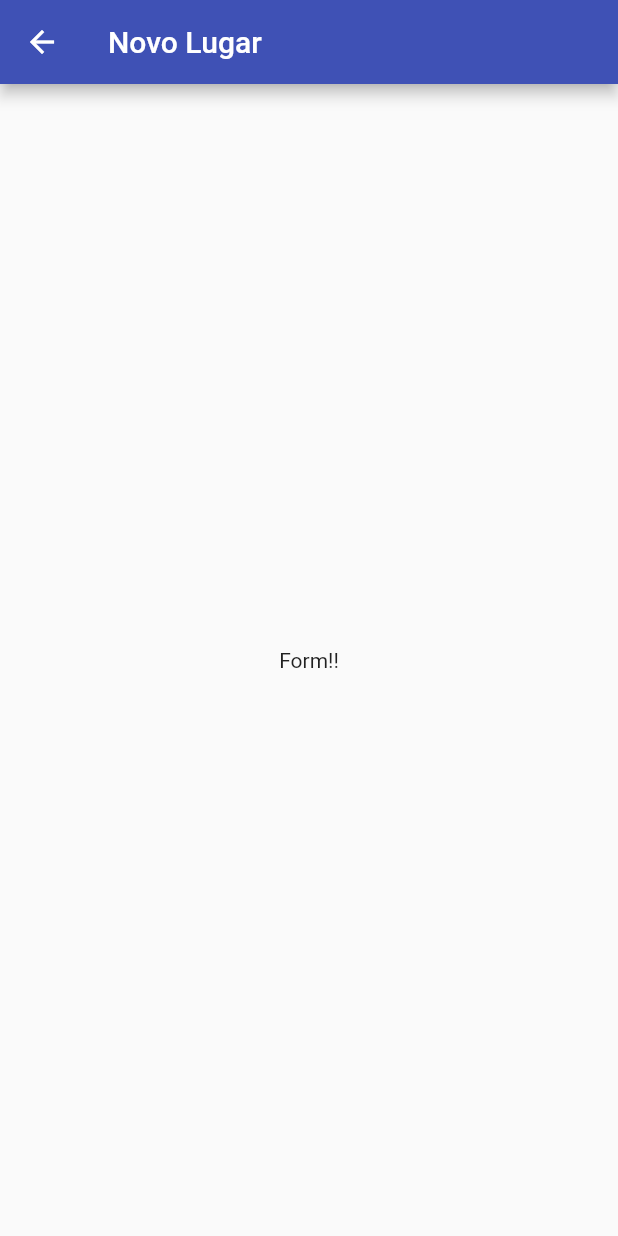
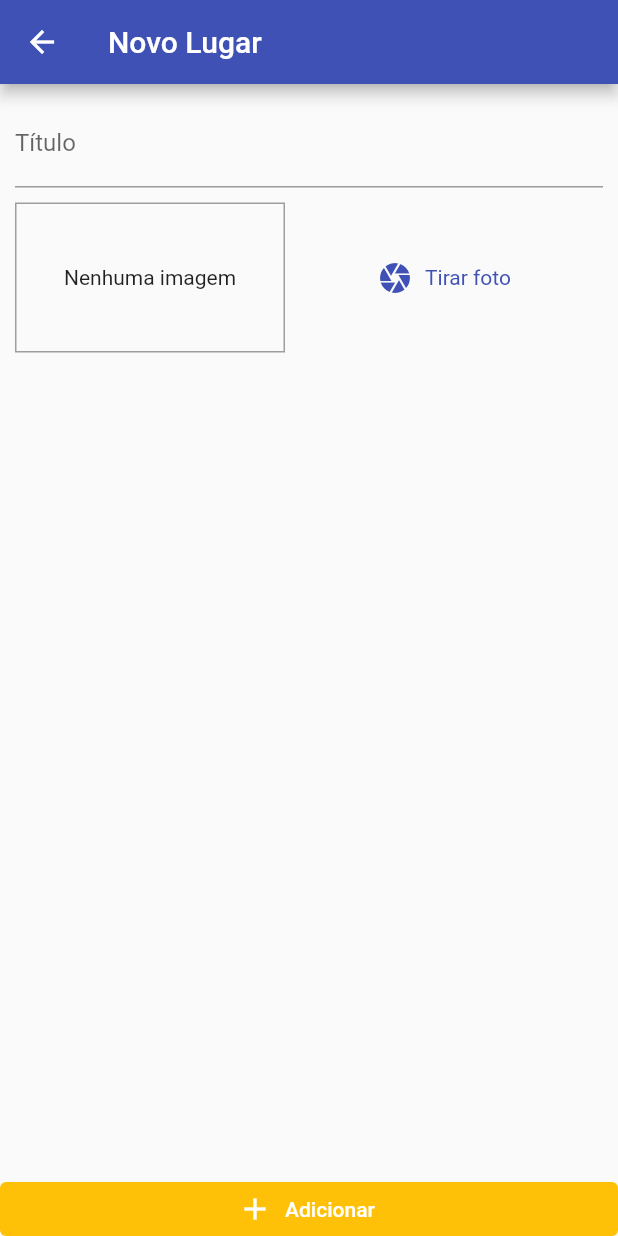
Before and after one commit to IagoMesquita/flutter-recursos-nativos, a Flutter app: the PlaceFormScreen screen opened by its route, on a phone screen of 412 x 824 dp. Run offline on Flutter 3.47's test engine with Material 2 defaults, Android fonts, the phone set to English and light mode, and no system bars.

Commit message:
feat: form image

```diff
--- a/lib/screens/place_form_screen.dart
+++ b/lib/screens/place_form_screen.dart
@@ -1,4 +1,5 @@
 import 'package:flutter/material.dart';
+import 'package:recusos_nativos/widgets/image_input.dart';
 
 class PlaceFormScreen extends StatefulWidget {
   const PlaceFormScreen({super.key});
@@ -8,14 +9,49 @@
 }
 
 class _PlaceFormScreenState extends State<PlaceFormScreen> {
+  final _titleController = TextEditingController();
+
+  void _submitForm() {}
+
   @override
   Widget build(BuildContext context) {
     return Scaffold(
       appBar: AppBar(
         title: const Text('Novo Lugar'),
       ),
-      body: const Center(
-        child: Text('Form!!'),
+      body: Column(
+        crossAxisAlignment: CrossAxisAlignment.stretch,
+        children: [
+          Expanded(
+            child: SingleChildScrollView(
+              child: Padding(
+                padding: const EdgeInsets.all(10),
+                child: Column(
+                  children: [
+                    TextField(
+                      controller: _titleController,
+                      decoration: const InputDecoration(
+                        labelText: 'Título',
+                      ),
+                    ),
+                    const SizedBox(height: 10),
+                    const ImageInput(),
+                  ],
+                ),
+              ),
+            ),
+          ),
+          ElevatedButton.icon(
+            onPressed: _submitForm,
+            icon: const Icon(Icons.add),
+            label: const Text('Adicionar'),
+            style: ElevatedButton.styleFrom(
+              backgroundColor: Theme.of(context).colorScheme.secondary,
+              elevation: 0,
+              tapTargetSize: MaterialTapTargetSize.shrinkWrap
+            ),
+          )
+        ],
       ),
     );
   }
```
